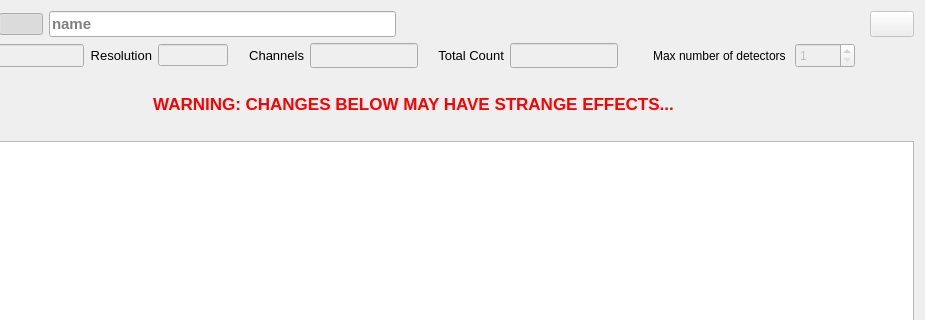
usnistgov/qpx-gamma, file gui/daq/dialog_spectrum.ui: the form before one commit; both pictures show x 98 to 1023 and y 0 to 320 of the 1023 by 688 pixel window.
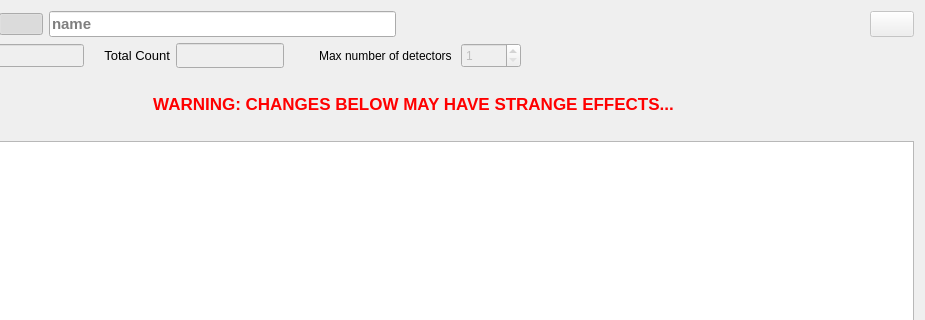
The form after the commit. Icons and pictures are not drawn.

Commit message: sink resolution is now a generic setting

```diff
--- a/gui/daq/dialog_spectrum.ui
+++ b/gui/daq/dialog_spectrum.ui
@@ -438,104 +438,6 @@
        </property>
       </widget>
      </item>
-     <item>
-      <widget class="QLabel" name="label_3">
-       <property name="minimumSize">
-        <size>
-         <width>60</width>
-         <height>25</height>
-        </size>
-       </property>
-       <property name="maximumSize">
-        <size>
-         <width>69</width>
-         <height>16777215</height>
-        </size>
-       </property>
-       <property name="font">
-        <font>
-         <pointsize>10</pointsize>
-        </font>
-       </property>
-       <property name="text">
-        <string>Resolution</string>
-       </property>
-       <property name="alignment">
-        <set>Qt::AlignRight|Qt::AlignTrailing|Qt::AlignVCenter</set>
-       </property>
-      </widget>
-     </item>
-     <item>
-      <widget class="QLineEdit" name="lineBits">
-       <property name="enabled">
-        <bool>false</bool>
-       </property>
-       <property name="sizePolicy">
-        <sizepolicy hsizetype="Maximum" vsizetype="Fixed">
-         <horstretch>0</horstretch>
-         <verstretch>0</verstretch>
-        </sizepolicy>
-       </property>
-       <property name="minimumSize">
-        <size>
-         <width>70</width>
-         <height>0</height>
-        </size>
-       </property>
-       <property name="maximumSize">
-        <size>
-         <width>70</width>
-         <height>16777215</height>
-        </size>
-       </property>
-      </widget>
-     </item>
-     <item>
-      <widget class="QLabel" name="label_7">
-       <property name="minimumSize">
-        <size>
-         <width>70</width>
-         <height>25</height>
-        </size>
-       </property>
-       <property name="maximumSize">
-        <size>
-         <width>70</width>
-         <height>16777215</height>
-        </size>
-       </property>
-       <property name="font">
-        <font>
-         <pointsize>10</pointsize>
-        </font>
-       </property>
-       <property name="text">
-        <string>Channels</string>
-       </property>
-       <property name="alignment">
-        <set>Qt::AlignRight|Qt::AlignTrailing|Qt::AlignVCenter</set>
-       </property>
-      </widget>
-     </item>
-     <item>
-      <widget class="QLineEdit" name="lineChannels">
-       <property name="enabled">
-        <bool>false</bool>
-       </property>
-       <property name="sizePolicy">
-        <sizepolicy hsizetype="Maximum" vsizetype="Fixed">
-         <horstretch>0</horstretch>
-         <verstretch>0</verstretch>
-        </sizepolicy>
-       </property>
-       <property name="minimumSize">
-        <size>
-         <width>100</width>
-         <height>25</height>
-        </size>
-       </property>
-      </widget>
-     </item>
      <item>
       <widget class="QLabel" name="label_8">
        <property name="sizePolicy">
```
The commit also changes 36 other files.
